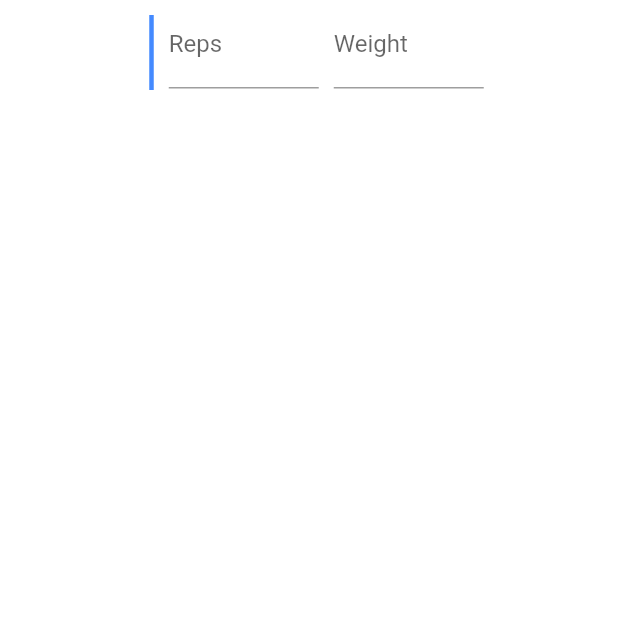
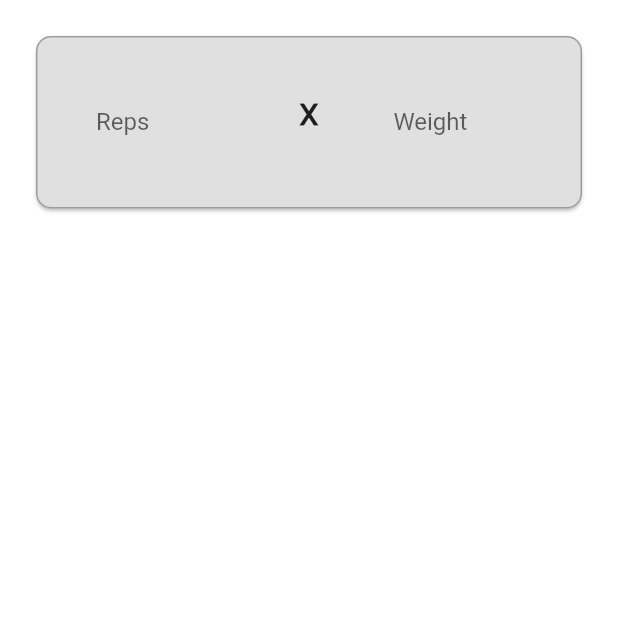
Before and after one commit to joelplotnik/HunterFit, a Flutter app: the WeightsView screen opened directly, on a phone screen of 412 x 824 dp, the top half of it. Run offline on Flutter 3.47's test engine with Material 2 defaults, Android fonts, the phone set to English and light mode, and no system bars; our stand-ins replace flutter_svg, google_maps_flutter, location, sqflite; accounts and stored records are empty.

Commit message:
Workout card

```diff
--- a/lib/view/weights_view.dart
+++ b/lib/view/weights_view.dart
@@ -16,6 +16,58 @@ class _WeightsViewState extends State<WeightsView> {
         backgroundColor: Colors.white70,
         body: Column(
           children: [
+            Padding(
+              padding: const EdgeInsets.all(20.0),
+              child: Card(
+                shape: RoundedRectangleBorder(
+                    borderRadius: BorderRadius.circular(10),
+                    side: const BorderSide(
+                      color: Colors.grey,
+                      width: 1,
+                    )),
+                color: Colors.grey.shade300,
+                child: Container(
+                  child: Row(
+                    crossAxisAlignment: CrossAxisAlignment.start,
+                    mainAxisAlignment: MainAxisAlignment.center,
+                    children: const [
+                      Expanded(
+                        child: TextField(
+                          decoration: InputDecoration(
+                              border: InputBorder.none,
+                              labelText: "Reps",
+                              contentPadding: EdgeInsets.all(40)),
+                        ),
+                      ),
+                      Padding(
+                        padding: EdgeInsets.fromLTRB(10, 40, 10, 40),
+                        child: Text(
+                          "X",
+                          style: TextStyle(
+                            fontWeight: FontWeight.bold,
+                            fontSize: 20,
+                          ),
+                        ),
+                      ),
+                      Expanded(
+                        child: TextField(
+                          decoration: InputDecoration(
+                            border: InputBorder.none,
+                            labelText: "Weight",
+                            contentPadding: EdgeInsets.all(40),
+                          ),
+                        ),
+                      ),
+                    ],
+                  ),
+                ),
+              ),
+            )
+          ],
+        ));
+  }
+}
+/*
 Expanded(
  child: Row(
     crossAxisAlignment: CrossAxisAlignment.start,
@@ -45,7 +97,4 @@ class _WeightsViewState extends State<WeightsView> {
     ],
   ),
 )
-          ],
-        ));
-  }
-}
+ */
```
Lines whose indentation alone changed are shown as unchanged.
